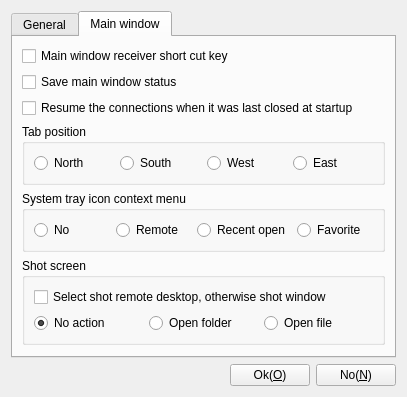
Qt form App/Viewer/ParameterDlgSettings.ui (KangLin/RabbitRemoteControl) before a commit.
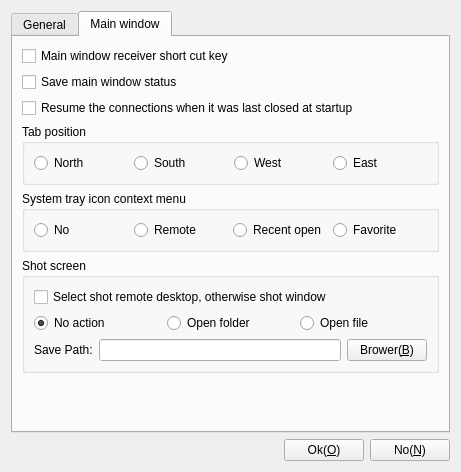
The same form after that commit. The open tabs and pages were chosen to show the change. Icons and pictures are not drawn.

Commit message: Viewer::App: add set screenshot path

```diff
--- a/App/Viewer/ParameterDlgSettings.ui
+++ b/App/Viewer/ParameterDlgSettings.ui
@@ -6,8 +6,8 @@
    <rect>
     <x>0</x>
     <y>0</y>
-    <width>407</width>
-    <height>394</height>
+    <width>461</width>
+    <height>472</height>
    </rect>
   </property>
   <property name="windowTitle">
@@ -258,7 +258,7 @@
           <string>Shot screen</string>
          </property>
          <layout class="QGridLayout" name="gridLayout_4">
-          <item row="0" column="0" colspan="3">
+          <item row="0" column="0">
            <widget class="QCheckBox" name="cbShotRemoteDesktop">
             <property name="sizePolicy">
              <sizepolicy hsizetype="Preferred" vsizetype="Preferred">
@@ -272,6 +272,8 @@
            </widget>
           </item>
           <item row="1" column="0">
+           <layout class="QHBoxLayout" name="horizontalLayout_6">
+            <item>
            <widget class="QRadioButton" name="rbShotScreenNoAction">
             <property name="sizePolicy">
              <sizepolicy hsizetype="Preferred" vsizetype="Preferred">
@@ -287,7 +289,7 @@
             </property>
            </widget>
           </item>
-          <item row="1" column="1">
+            <item>
            <widget class="QRadioButton" name="rbShotScreenOpenFolder">
             <property name="sizePolicy">
              <sizepolicy hsizetype="Preferred" vsizetype="Preferred">
@@ -300,7 +302,7 @@
             </property>
            </widget>
           </item>
-          <item row="1" column="2">
+            <item>
            <widget class="QRadioButton" name="rbShotScreenOpenFile">
             <property name="sizePolicy">
              <sizepolicy hsizetype="Preferred" vsizetype="Preferred">
@@ -312,6 +314,29 @@
              <string>Open file</string>
             </property>
            </widget>
+            </item>
+           </layout>
+          </item>
+          <item row="2" column="0">
+           <layout class="QHBoxLayout" name="horizontalLayout_7">
+            <item>
+             <widget class="QLabel" name="label_4">
+              <property name="text">
+               <string>Save Path:</string>
+              </property>
+             </widget>
+            </item>
+            <item>
+             <widget class="QLineEdit" name="leShotScreenSavepath"/>
+            </item>
+            <item>
+             <widget class="QPushButton" name="pbScreenShotBrower">
+              <property name="text">
+               <string>Brower(&amp;B)</string>
+              </property>
+             </widget>
+            </item>
+           </layout>
           </item>
          </layout>
         </widget>
```
Left out of the diff: 2 changed lines with no effect on the pictures. Lines whose indentation alone changed are shown as unchanged. The commit also changes 6 other files.
